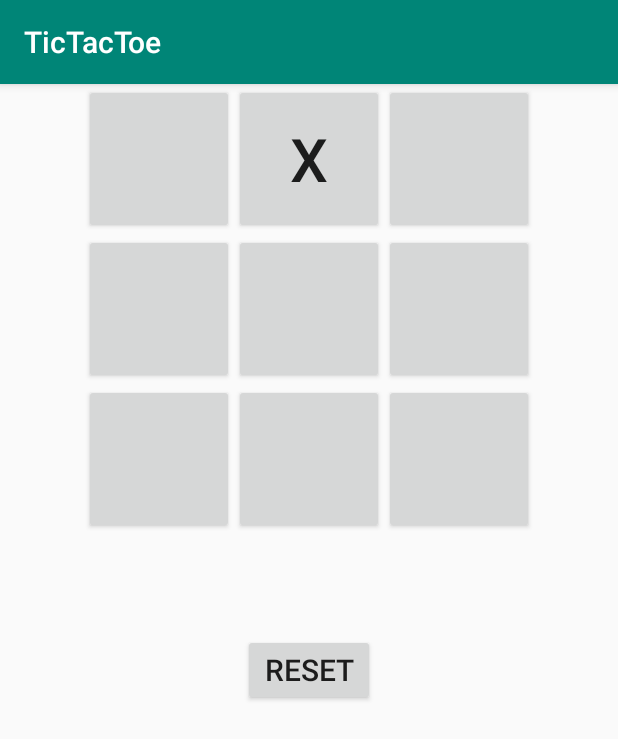
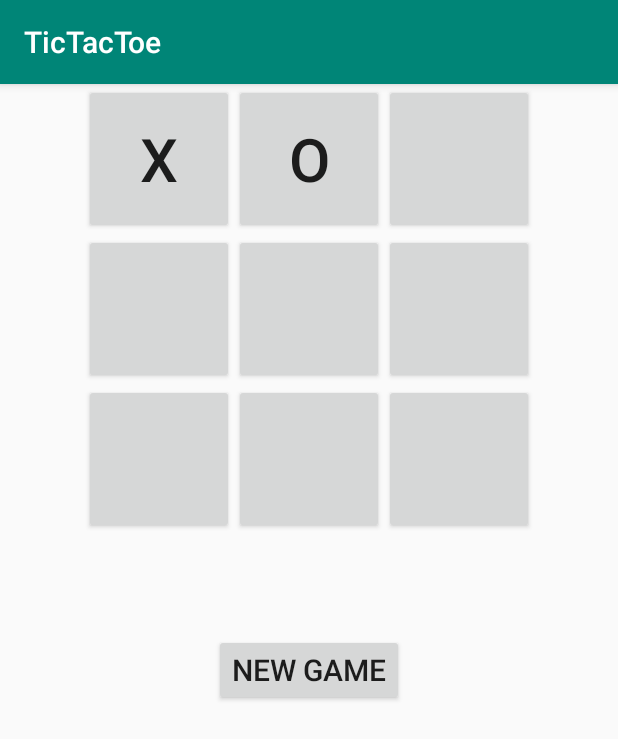
Before and after one commit to 10810765/TicTacToe, an Android app: the screen it shows after launch (MainActivity), after a tap on an icon or button, on a phone screen of 412 x 824 dp. Shown: the top 739 px of the screen. Run offline under Robolectric (Android 15) with nearby library versions, the phone set to English and light mode, and no system bars; 2 other taps on this screen came first.

Commit message:
Final commit, code improves and comments added

```diff
--- a/app/src/main/java/com/example/marijn/tictactoe/MainActivity.java
+++ b/app/src/main/java/com/example/marijn/tictactoe/MainActivity.java
@@ -5,24 +5,37 @@ import android.os.Bundle;
 import android.view.View;
 import android.widget.TextView;
 
+/**
+ * Marijn Meijering <m.h.j.meijering@uva.nl>
+ * 10810765 Universiteit van Amsterdam
+ * Minor Programmeren 17/12/2018
+ */
 public class MainActivity extends AppCompatActivity {
 
+    // Create a list with all the (grid) buttons
     String[] allButtons = {"button1", "button2", "button3", "button4", "button5", "button6", "button7", "button8", "button9", "messageDisplay"};
 
+    // Variable used to hold the game
     Game game;
 
     @Override
     protected void onCreate(Bundle savedInstanceState) {
         super.onCreate(savedInstanceState);
         setContentView(R.layout.activity_main);
+
+        // Start a new game
         game = new Game();
 
+        // If there are previously saved instance states, restore these states
         if (savedInstanceState == null) {
             return;
         } else {
+
+            // Restore game and gameOver values
             game.gameOver = savedInstanceState.getBoolean("gameEnd");
-            game = (Game)savedInstanceState.getSerializable("game");
+            game = (Game) savedInstanceState.getSerializable("game");
 
+            // Restore the button states
             for (String button : allButtons) {
                 int resourceID = getResources().getIdentifier(button, "id", getPackageName());
                 TextView text = findViewById(resourceID);
@@ -31,12 +44,15 @@ public class MainActivity extends AppCompatActivity {
         }
     }
 
+    // Save the state of the current game
     public void onSaveInstanceState(Bundle outState) {
         super.onSaveInstanceState(outState); // always call super
+
+        // Save the game and gameOver values in a bundle
         outState.putBoolean("gameEnd", game.gameOver);
         outState.putSerializable("game", game);
 
-        // Save the state with outState
+        // Save the state of the buttons in a bundle
         for (String button : allButtons) {
             int resourceID = getResources().getIdentifier(button, "id", getPackageName());
             TextView text = findViewById(resourceID);
@@ -44,16 +60,19 @@ public class MainActivity extends AppCompatActivity {
         }
     }
 
+    // Decide what to do when a tile is clicked
     public void tileClicked(View view) {
+
+        // If the game is already over, do nothing (return)
         if (game.gameOver == true)
             return;
 
-        int id = view.getId();
-
+        // Instantiate row and column values
         int row = 0;
         int column = 0;
 
-        switch (id) {
+        // Give back the coordinates of the clicked button
+        switch (view.getId()) {
             case R.id.button1:
                 row = 0;
                 column = 0;
@@ -92,9 +111,13 @@ public class MainActivity extends AppCompatActivity {
                 break;
         }
 
+        // Check the tile state of the clicked button using row and column values
         TileState state = game.choose(row, column);
 
+        // Instantiate draw as an empty string
         String draw = "";
+
+        // Decide what to do (depending on the state of the clicked tile)
         switch (state) {
             case CROSS:
                 draw = "X";
@@ -106,31 +129,44 @@ public class MainActivity extends AppCompatActivity {
                 return;
         }
 
+        // Set the text on the clicked tile
         TextView field = (TextView) view;
         field.setText(draw);
 
+        gameMessage(row, column);
+    }
+
+
+    // Display a message if the game is won or when it's a draw
+    public void gameMessage(int row, int column) {
+
+        // Check if the game is won at an end
         GameState message = game.won(row, column);
-        TextView editText = (TextView)findViewById(R.id.messageDisplay);
+        TextView endGameMessage = findViewById(R.id.messageDisplay);
 
+        // Decide what text to display
         switch (message) {
             case IN_PROGRESS:
                 break;
             case PLAYER_ONE:
-                editText.setText("Player One has won!");
+                endGameMessage.setText("Player One (X) has won!");
                 break;
             case PLAYER_TWO:
-                editText.setText("Player Two has won!");
+                endGameMessage.setText("Player Two (O) has won!");
                 break;
             case DRAW:
-                editText.setText("It's a draw!");
+                endGameMessage.setText("It's a draw!");
                 break;
         }
-    }
+   }
 
-    public void resetClicked(View view) {
+   // When the reset button is clicked, reset the game
+   public void resetClicked(View view) {
 
+        // Create a new game
         game = new Game();
 
+        // Reset all (grid) buttons
         for (String btn : allButtons) {
             int id = getResources().getIdentifier(btn, "id", getPackageName());
             TextView btnText = findViewById(id);
--- a/app/src/main/res/layout-land/activity_main.xml
+++ b/app/src/main/res/layout-land/activity_main.xml
@@ -11,8 +11,9 @@
         android:layout_width="wrap_content"
         android:layout_height="wrap_content"
         android:layout_gravity="center"
-        android:paddingLeft="18dp"
+        android:paddingStart="18dp"
         android:paddingTop="6dp"
+        android:paddingEnd="8dp"
         android:paddingBottom="6dp"
         app:columnCount="3">
 
@@ -121,7 +122,7 @@
             android:layout_height="wrap_content"
             android:layout_gravity="center_horizontal"
             android:onClick="resetClicked"
-            android:text="Reset"
+            android:text="@string/new_game"
             android:textSize="20sp" />
 
     </LinearLayout>
--- a/app/src/main/res/layout/activity_main.xml
+++ b/app/src/main/res/layout/activity_main.xml
@@ -111,7 +111,7 @@
         android:layout_height="wrap_content"
         android:layout_gravity="center"
         android:onClick="resetClicked"
-        android:text="Reset"
+        android:text="@string/new_game"
         android:textSize="20sp" />
 
 </LinearLayout>
--- a/app/src/main/res/values/strings.xml
+++ b/app/src/main/res/values/strings.xml
@@ -1,3 +1,4 @@
 <resources>
     <string name="app_name">TicTacToe</string>
+    <string name="new_game">New Game</string>
 </resources>
```
Also changed, not shown: app/src/main/java/com/example/marijn/tictactoe/Game.java (+21 -0 lines), app/src/main/java/com/example/marijn/tictactoe/GameState.java (+7 -0 lines), app/src/main/java/com/example/marijn/tictactoe/TileState.java (+7 -0 lines).
